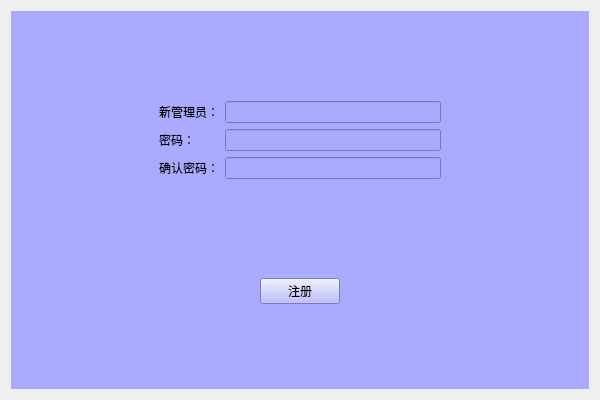
Old version of the form admini/registwidget.ui in the repository Li-Yaosong/BuffetMealsSystem.
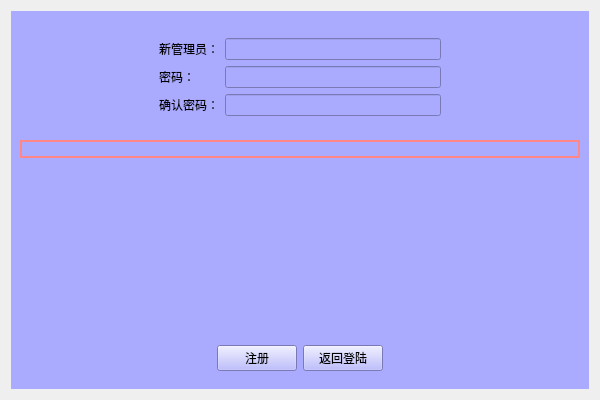
New version of the form.

What changed in the file:
```diff
--- a/admini/registwidget.ui
+++ b/admini/registwidget.ui
@@ -109,6 +109,34 @@
         </layout>
        </widget>
       </item>
+      <item>
+       <widget class="QLabel" name="label_prompt">
+        <property name="styleSheet">
+         <string notr="true">QLabel{
+    font: 25 14pt '微软雅黑 Light';
+    color: rgb(255,78,78);
+    border:2px solid rgb(255,135,135);
+    border-radius:10px;
+}</string>
+        </property>
+        <property name="text">
+         <string/>
+        </property>
+       </widget>
+      </item>
+      <item>
+       <spacer name="verticalSpacer">
+        <property name="orientation">
+         <enum>Qt::Vertical</enum>
+        </property>
+        <property name="sizeHint" stdset="0">
+         <size>
+          <width>20</width>
+          <height>40</height>
+         </size>
+        </property>
+       </spacer>
+      </item>
       <item>
        <widget class="QWidget" name="widget" native="true">
         <layout class="QHBoxLayout" name="horizontalLayout">
@@ -132,6 +160,13 @@
            </property>
           </widget>
          </item>
+         <item>
+          <widget class="QPushButton" name="pushButton_back">
+           <property name="text">
+            <string>返回登陆</string>
+           </property>
+          </widget>
+         </item>
          <item>
           <spacer name="horizontalSpacer_4">
            <property name="orientation">
```
